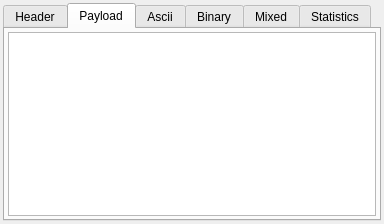
This is plugin/dltviewerplugin/form.ui in COVESA/dlt-viewer as Qt 5 draws it before an edit. The edited form follows.
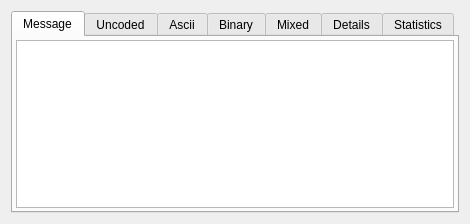
This is the edited form. The open tabs and pages were chosen to show the change.

Commit message: Show decoded messages in DLt viewer plugin. Release notes updated.

The edit to the form file:
```diff
--- a/plugin/dltviewerplugin/form.ui
+++ b/plugin/dltviewerplugin/form.ui
@@ -6,7 +6,7 @@
    <rect>
     <x>0</x>
     <y>0</y>
-    <width>384</width>
+    <width>470</width>
     <height>224</height>
    </rect>
   </property>
@@ -14,9 +14,6 @@
    <string>Form</string>
   </property>
   <layout class="QVBoxLayout" name="verticalLayout_2">
-   <property name="margin">
-    <number>3</number>
-   </property>
    <item>
     <widget class="QTabWidget" name="tabWidget">
      <property name="tabShape">
@@ -25,29 +22,35 @@
      <property name="currentIndex">
       <number>0</number>
      </property>
-     <widget class="QWidget" name="tab">
-      <attribute name="title">
-       <string>Header</string>
-      </attribute>
-      <layout class="QVBoxLayout" name="verticalLayout">
-       <property name="margin">
-        <number>3</number>
-       </property>
-       <item>
-        <widget class="QTextBrowser" name="textBrowserHeader"/>
-       </item>
-      </layout>
-     </widget>
      <widget class="QWidget" name="tab_5">
       <attribute name="title">
-       <string>Payload</string>
+       <string>Message</string>
       </attribute>
-      <layout class="QGridLayout" name="gridLayout">
+      <layout class="QVBoxLayout" name="verticalLayout_8">
+       <property name="spacing">
+        <number>6</number>
+       </property>
        <property name="margin">
         <number>3</number>
        </property>
-       <item row="0" column="0">
-        <widget class="QTextBrowser" name="textBrowserPayload"/>
+       <item>
+        <widget class="QTextBrowser" name="textBrowserMessage"/>
+       </item>
+      </layout>
+     </widget>
+     <widget class="QWidget" name="tab_7">
+      <attribute name="title">
+       <string>Uncoded</string>
+      </attribute>
+      <layout class="QVBoxLayout" name="verticalLayout_7">
+       <property name="spacing">
+        <number>6</number>
+       </property>
+       <property name="margin">
+        <number>3</number>
+       </property>
+       <item>
+        <widget class="QTextBrowser" name="textBrowserUncoded"/>
        </item>
       </layout>
      </widget>
@@ -90,6 +93,19 @@
        </item>
       </layout>
      </widget>
+     <widget class="QWidget" name="tab">
+      <attribute name="title">
+       <string>Details</string>
+      </attribute>
+      <layout class="QVBoxLayout" name="verticalLayout">
+       <property name="margin">
+        <number>3</number>
+       </property>
+       <item>
+        <widget class="QTextBrowser" name="textBrowserDetails"/>
+       </item>
+      </layout>
+     </widget>
      <widget class="QWidget" name="tab_6">
       <attribute name="title">
        <string>Statistics</string>
```
The commit also changes 4 other files.
